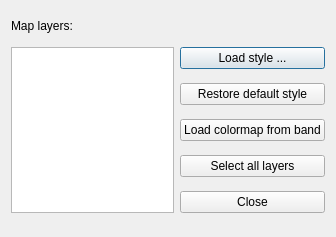
Before: the Qt Designer form multiqml.ui in AKU-Abt-Archaeologie-Liechtenstein/qgis_multiqml, drawn with Qt 5.
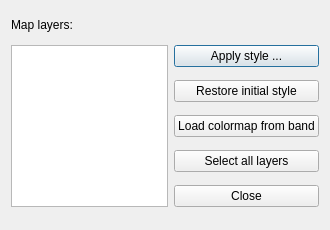
After: the same form once the commit is applied.

What changed in the file:
```diff
--- a/multiqml.ui
+++ b/multiqml.ui
@@ -5,8 +5,8 @@
    <rect>
     <x>0</x>
     <y>0</y>
-    <width>336</width>
-    <height>237</height>
+    <width>330</width>
+    <height>230</height>
    </rect>
   </property>
   <property name="windowTitle" >
@@ -48,14 +48,14 @@
    <item row="1" column="1" >
     <widget class="QPushButton" name="pbnLoadStyle" >
      <property name="text" >
-      <string>Load style ...</string>
+      <string>Apply style ...</string>
      </property>
     </widget>
    </item>
    <item row="2" column="1" >
     <widget class="QPushButton" name="pbnRestoreDefaultStyle" >
      <property name="text" >
-      <string>Restore default style</string>
+      <string>Restore initial style</string>
      </property>
     </widget>
    </item>
```
Left out of the diff: 4 changed lines with no effect on the pictures.
